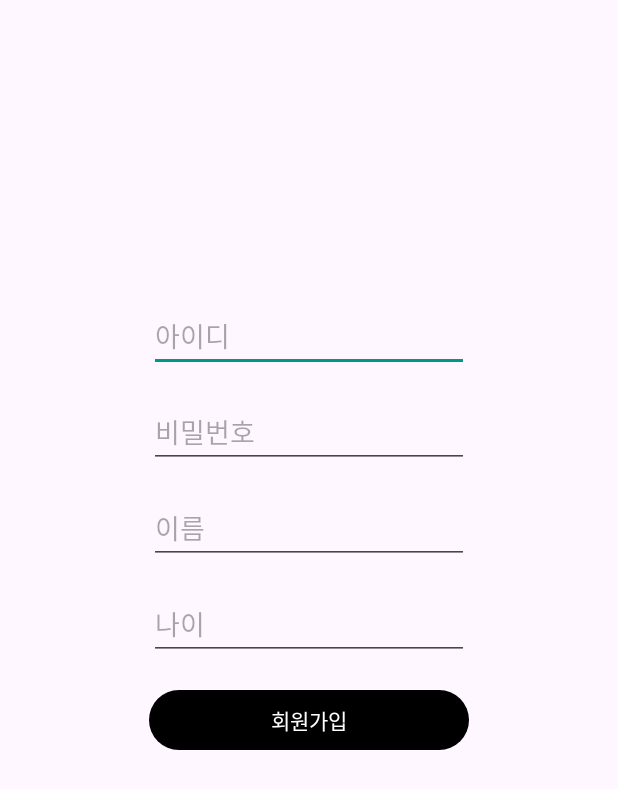
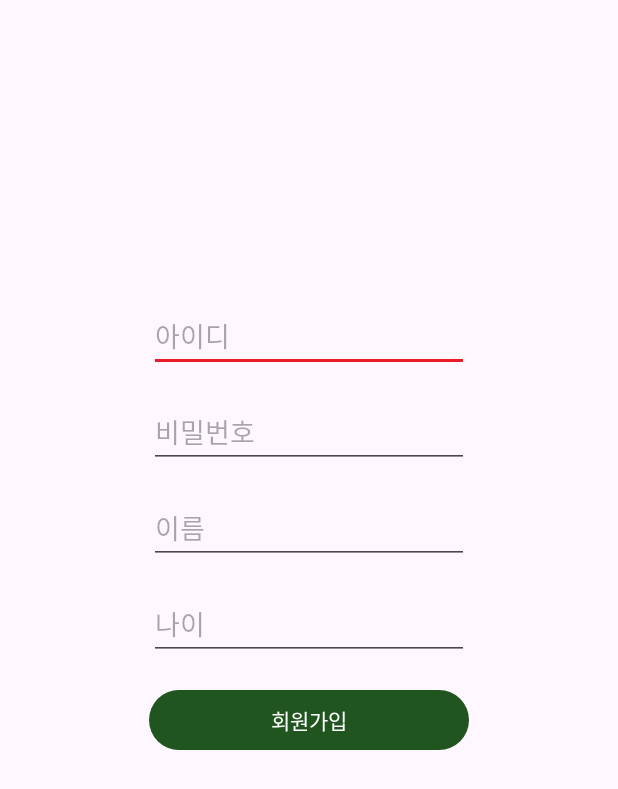
Before and after one commit to seoyuncho/My_Application, an Android app: the screen it shows after launch (RegisterActivity), after a tap on "Register", on a phone screen of 412 x 824 dp. Shown: the top 789 px of the screen. Run offline under Robolectric (Android 15) with nearby library versions, the phone set to English and light mode, and no system bars; our stand-ins replace Volley; libraries missing offline, so code that uses them is left out: com.kakao.sdk; 1 statement that could not run was skipped.

```diff
--- /dev/null
+++ b/app/src/main/res/drawable/button_background.xml
@@ -0,0 +1,5 @@
+<?xml version="1.0" encoding="utf-8"?>
+<shape xmlns:android="http://schemas.android.com/apk/res/android">
+    <solid android:color="#20551F" />
+    <corners android:radius="30dp" />
+</shape>
--- a/app/src/main/res/values/colors.xml
+++ b/app/src/main/res/values/colors.xml
@@ -2,7 +2,7 @@
 <resources>
     <color name="black">#FF000000</color>
     <color name="white">#FFFFFFFF</color>
-    <color name="colorPrimary">#FF9800</color>
-    <color name="colorPrimaryDark">#CDDC39</color>
-    <color name="colorAccent">#009688</color>
+    <color name="colorPrimary">#000000</color>
+    <color name="colorPrimaryDark">#515151</color>
+    <color name="colorAccent">#CDCDCD</color>
 </resources>
--- a/app/src/main/res/values/themes.xml
+++ b/app/src/main/res/values/themes.xml
@@ -7,15 +7,15 @@
 
     <style name="Theme.MyApplication" parent="Base.Theme.MyApplication">
         <!-- Primary brand color. -->
-        <item name="colorPrimary">@color/black</item>
-        <item name="colorPrimaryVariant">@color/colorPrimary</item>
+        <item name="colorPrimary">#20551F</item>
+        <item name="colorPrimaryVariant">#40B83C</item>
         <item name="colorOnPrimary">@color/white</item>
         <!-- Secondary brand color. -->
-        <item name="colorSecondary">@color/colorAccent</item>
-        <item name="colorSecondaryVariant">@color/colorPrimaryDark</item>
+        <item name="colorSecondary">#EC1C24</item>
+        <item name="colorSecondaryVariant">#EF5157</item>
         <item name="colorOnSecondary">@color/black</item>
         <!-- Status bar color. -->
-        <item name="android:statusBarColor">@android:color/white</item>
+        <item name="android:statusBarColor">@color/white</item>
         <item name="android:windowLightStatusBar" tools:targetApi="m">true</item>
         <item name="android:enforceStatusBarContrast" tools:targetApi="q">false</item>
         <!-- Customize your theme here. -->
```
Also changed, not shown: app/src/main/java/com/example/myapplication/PlayerActivity.java (+11 -3 lines), app/src/main/res/layout/activity_player.xml (+16 -14 lines).
